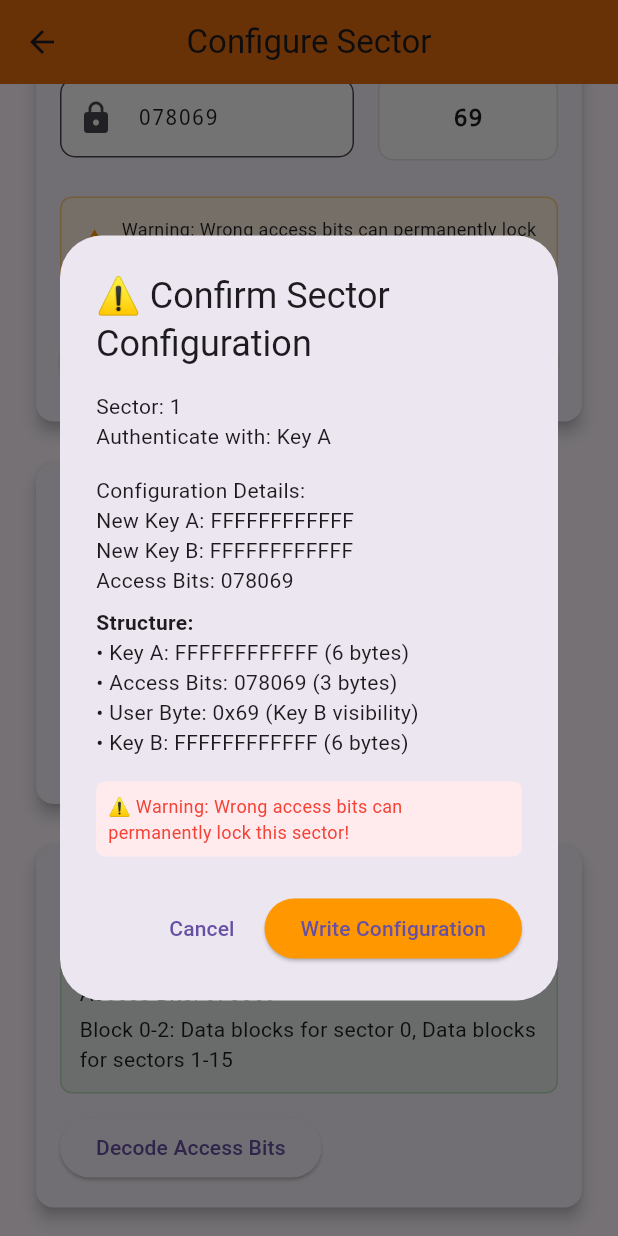
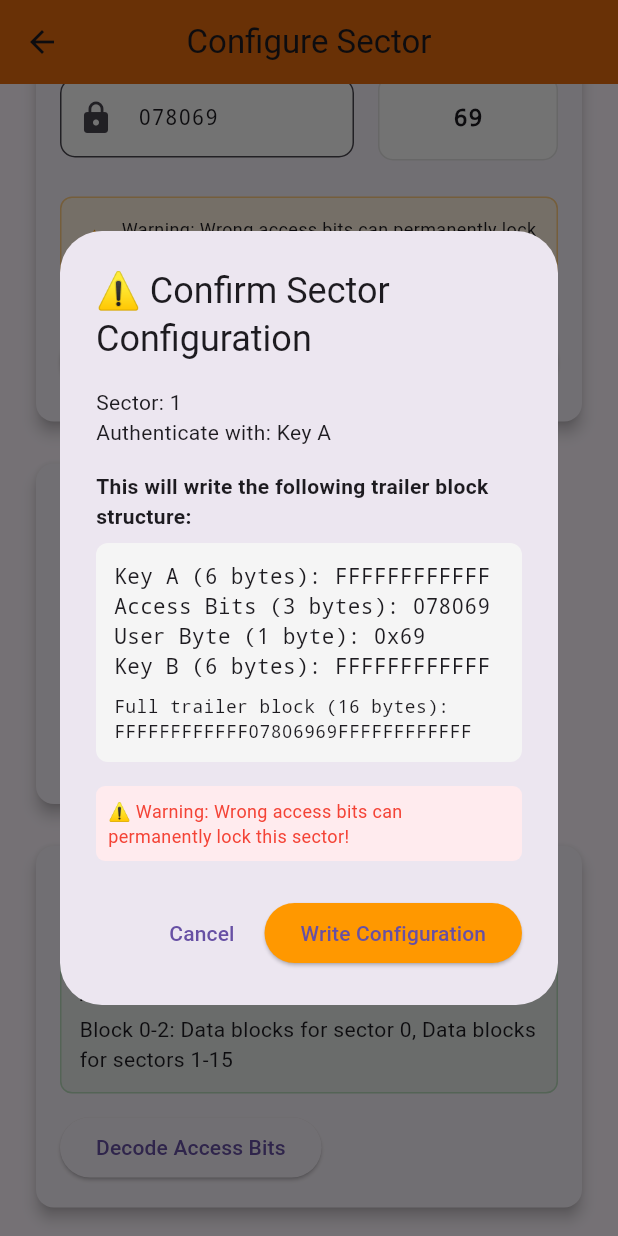
Before and after one commit to buleflare/rfid_config, a Flutter app: the ConfigScreen screen opened by its route, scrolled down 576 dp, after a tap on "Write Configuration", on a phone screen of 412 x 824 dp. Run offline on Flutter 3.47's test engine with Material 3 defaults, Android fonts, the phone set to English and light mode, and no system bars.

Commit message:
config ok

```diff
--- a/lib/screens/config_screen.dart
+++ b/lib/screens/config_screen.dart
@@ -658,6 +658,14 @@ class _ConfigScreenState extends State<ConfigScreen> {
     final newKeyB = _newKeyBController.text.toUpperCase().replaceAll(RegExp(r'[^0-9A-F]'), '');
     final accessBits = _accessBitsController.text.toUpperCase().replaceAll(RegExp(r'[^0-9A-F]'), '');
 
+    print('DEBUG: Starting sector configuration');
+    print('DEBUG: Sector: $sector');
+    print('DEBUG: Current Key: $currentKey');
+    print('DEBUG: Key Type: $_selectedKeyType');
+    print('DEBUG: New Key A: $newKeyA');
+    print('DEBUG: New Key B: $newKeyB');
+    print('DEBUG: Access Bits: $accessBits');
+
     // Validate sector number
     if (sector == null || sector < 0 || sector > 15) {
       _showError('Please enter a valid sector number (0-15)');
@@ -698,19 +706,32 @@ class _ConfigScreenState extends State<ConfigScreen> {
               Text('Sector: $sector'),
               Text('Authenticate with: $_selectedKeyType'),
               const SizedBox(height: 16),
-              const Text('Configuration Details:'),
-              Text('New Key A: $newKeyA'),
-              Text('New Key B: $newKeyB'),
-              Text('Access Bits: $accessBits'),
-              const SizedBox(height: 8),
               const Text(
-                'Structure:',
+                'This will write the following trailer block structure:',
                 style: TextStyle(fontWeight: FontWeight.bold),
               ),
-              Text('• Key A: $newKeyA (6 bytes)'),
-              Text('• Access Bits: $accessBits (3 bytes)'),
-              Text('• User Byte: 0x69 (Key B visibility)'),
-              Text('• Key B: $newKeyB (6 bytes)'),
+              const SizedBox(height: 8),
+              Container(
+                padding: const EdgeInsets.all(12),
+                decoration: BoxDecoration(
+                  color: Colors.grey.shade100,
+                  borderRadius: BorderRadius.circular(8),
+                ),
+                child: Column(
+                  crossAxisAlignment: CrossAxisAlignment.start,
+                  children: [
+                    Text('Key A (6 bytes): $newKeyA', style: const TextStyle(fontFamily: 'monospace')),
+                    Text('Access Bits (3 bytes): $accessBits', style: const TextStyle(fontFamily: 'monospace')),
+                    Text('User Byte (1 byte): 0x69', style: const TextStyle(fontFamily: 'monospace')),
+                    Text('Key B (6 bytes): $newKeyB', style: const TextStyle(fontFamily: 'monospace')),
+                    const SizedBox(height: 8),
+                    Text(
+                      'Full trailer block (16 bytes): ${newKeyA}${accessBits}69${newKeyB}',
+                      style: const TextStyle(fontFamily: 'monospace', fontSize: 12),
+                    ),
+                  ],
+                ),
+              ),
               const SizedBox(height: 16),
               Container(
                 padding: const EdgeInsets.all(8),
@@ -740,15 +761,25 @@ class _ConfigScreenState extends State<ConfigScreen> {
       ),
     );
 
-    if (confirmed != true) return;
+    if (confirmed != true) {
+      print('DEBUG: User cancelled configuration');
+      return;
+    }
 
     // Start writing
     setState(() => _isWriting = true);
 
     try {
       final provider = Provider.of<NfcProvider>(context, listen: false);
+      print('DEBUG: Checking if tag is present...');
+      final tagPresent = await provider.checkTagPresent();
+      if (!tagPresent) {
+        _showError('No NFC tag detected. Please tap your card first.');
+        return;
+      }
+      print('DEBUG: Calling provider.configureSector()...');
 
-      // Use the new configureSector method
+      // Use the configureSector method
       final success = await provider.configureSector(
         sector: sector,
         currentKey: currentKey,
@@ -758,25 +789,52 @@ class _ConfigScreenState extends State<ConfigScreen> {
         accessBits: accessBits,
       );
 
+      print('DEBUG: configureSector returned: $success');
+      print('DEBUG: Provider error message: ${provider.errorMessage}');
+
       if (success) {
         // Save the new key A for future use
         await provider.setCustomKey(sector, 'A', newKeyA);
 
+        print('DEBUG: Configuration successful, updating UI...');
+
         ScaffoldMessenger.of(context).showSnackBar(
           SnackBar(
-            content: Text('Configuration written to Sector $sector successfully!'),
+            content: Column(
+              mainAxisSize: MainAxisSize.min,
+              crossAxisAlignment: CrossAxisAlignment.start,
+              children: [
+                Text('✓ Sector $sector configured successfully!'),
+                SizedBox(height: 4),
+                Text(
+                  'Note: Key A may show as zeros when read back - this is normal.',
+                  style: TextStyle(fontSize: 12),
+                ),
+              ],
+            ),
             backgroundColor: Colors.green,
-            duration: const Duration(seconds: 3),
+            duration: const Duration(seconds: 4),
           ),
         );
 
         // Update current key in form to the new Key A
         _currentKeyController.text = newKeyA;
         _selectedKeyType = 'Key A';
+
+        // Trigger a re-scan to show updated configuration
+        await Future.delayed(const Duration(milliseconds: 1000));
+        provider.startScan();
+
       } else {
-        _showError('Failed to write configuration: ${provider.errorMessage}');
+        String errorMsg = 'Failed to write configuration';
+        if (provider.errorMessage.isNotEmpty) {
+          errorMsg += ': ${provider.errorMessage}';
+        }
+        _showError(errorMsg);
       }
-    } catch (e) {
+    } catch (e, stackTrace) {
+      print('DEBUG: Exception in _configureSector: $e');
+      print('DEBUG: Stack trace: $stackTrace');
       _showError('Error: $e');
     } finally {
       setState(() => _isWriting = false);
```
Also changed, not shown: lib/providers/nfc_provider.dart (+29 -3 lines), 1 other file.
